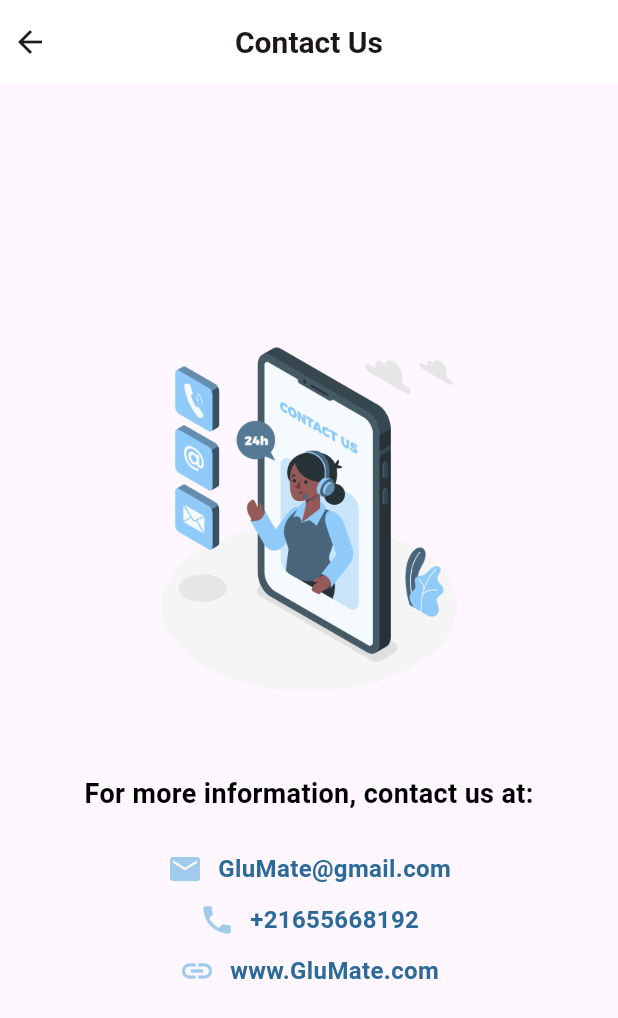
After one commit to GluMate/GluMate-flutter, a Flutter app: the ContactUsScreen screen opened directly, on a phone screen of 412 x 824 dp. The commit adds this screen. Shown: the top 1018 px of the screen. Run offline on Flutter 3.47's test engine with Material 3 defaults, Android fonts, the phone set to English and light mode, and no system bars; our stand-ins replace animated_splash_screen, dartz, dio, firebase_auth, firebase_core, fl_chart and 6 more; missing offline and left inert: dart:ffi, data_connection_checker_tv, dotted_dashed_line, simple_animation_progress_bar; accounts and stored records are empty; project files that could hold a hidden picture were left out.

Commit message:
new updates

```diff
--- /dev/null
+++ b/lib/presentation/register_auth/widgets/contactUs.dart
@@ -0,0 +1,124 @@
+import 'package:flutter/material.dart';
+import 'package:glumate_flutter/presentation/register_auth/widgets/Design/colors.dart';
+
+class ContactUsScreen extends StatelessWidget {
+  const ContactUsScreen({Key? key}) : super(key: key);
+
+  @override
+  Widget build(BuildContext context) {
+    return Scaffold(
+      appBar: AppBar(
+        backgroundColor: TColor.white,
+        centerTitle: true,
+        elevation: 0,
+        leadingWidth: 0,
+        title: Text(
+          "Contact Us",
+          style: TextStyle(
+            color: TColor.black,
+            fontSize: 20,
+            fontWeight: FontWeight.bold,
+          ),
+        ),
+      ),
+      body: Center(
+        child: Column(
+          mainAxisAlignment: MainAxisAlignment.center,
+          children: [
+            Padding(
+              padding: const EdgeInsets.only(bottom: 50),
+              child: Image.asset(
+                "assets/contact.png",
+                fit: BoxFit.contain,
+                width: 300,
+                height: 250,
+              ),
+            ),
+            Text(
+              'For more information, contact us at:',
+              style: TextStyle(
+                fontSize: 18,
+                fontWeight: FontWeight.bold,
+                color: Colors.black,
+              ),
+            ),
+            const SizedBox(height: 20),
+            Center(
+              child: CustomRoleButton(
+                email: 'GluMate@gmail.com',
+                phone: '+21655668192',
+                link: 'www.GluMate.com',
+                iconColor: Color.fromARGB(255, 161, 203, 237),
+                textColor:Color.fromARGB(255, 44, 106, 154),
+              ),
+            ),
+          ],
+        ),
+      ),
+    );
+  }
+}
+
+class CustomRoleButton extends StatelessWidget {
+  final String phone;
+  final String email;
+  final String link;
+  final Color iconColor;
+  final Color textColor;
+
+  const CustomRoleButton({
+    required this.phone,
+    required this.email,
+    required this.link,
+    required this.iconColor,
+    required this.textColor,
+  });
+
+  @override
+  Widget build(BuildContext context) {
+    return Column(
+      crossAxisAlignment: CrossAxisAlignment.center,
+      children: [
+        ContactInfoRow(icon: Icons.email, text: email, iconColor: iconColor, textColor: textColor),
+        ContactInfoRow(icon: Icons.phone, text: phone, iconColor: iconColor, textColor: textColor),
+        ContactInfoRow(icon: Icons.link, text: link, iconColor: iconColor, textColor: textColor),
+      ],
+    );
+  }
+}
+
+class ContactInfoRow extends StatelessWidget {
+  final IconData icon;
+  final String text;
+  final Color iconColor;
+  final Color textColor;
+
+  const ContactInfoRow({
+    required this.icon,
+    required this.text,
+    required this.iconColor,
+    required this.textColor,
+  });
+
+  @override
+  Widget build(BuildContext context) {
+    return Padding(
+      padding: const EdgeInsets.symmetric(vertical: 5),
+      child: Row(
+        mainAxisAlignment: MainAxisAlignment.center,
+        children: [
+          Icon(icon, color: iconColor), // Apply icon color
+          const SizedBox(width: 10),
+          Text(
+            text,
+            style: TextStyle(
+              fontSize: 16,
+              fontWeight: FontWeight.bold,
+              color: textColor, // Apply text color
+            ),
+          ),
+        ],
+      ),
+    );
+  }
+}
--- a/lib/presentation/register_auth/widgets/main_tab.dart
+++ b/lib/presentation/register_auth/widgets/main_tab.dart
@@ -110,7 +110,7 @@ class _MainTabViewState extends State<MainTabView> {
                 isActive: selectTab == 3,
                 onTap: () {
                   selectTab = 3;
-                  currentTab = const ProfileView();
+                 currentTab = ProfileView(context: context);
                   if (mounted) {
                     setState(() {});
                   }
```
Also changed, not shown: lib/presentation/register_auth/widgets/profile.dart (+160 -39 lines), assets/contact.png (added).
